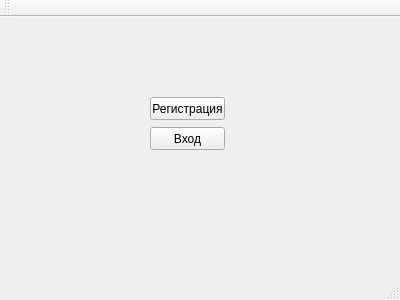
Before: the Qt Designer form enterwindow/enterwindow.ui in vladislavvasyukov/Memorigo, drawn with Qt 5.
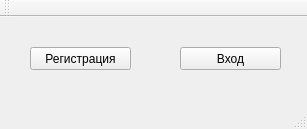
After: the same form once the commit is applied.

The edit to the form file:
```diff
--- a/enterwindow/enterwindow.ui
+++ b/enterwindow/enterwindow.ui
@@ -6,8 +6,8 @@
    <rect>
     <x>0</x>
     <y>0</y>
-    <width>400</width>
-    <height>300</height>
+    <width>307</width>
+    <height>129</height>
    </rect>
   </property>
   <property name="windowTitle">
@@ -17,9 +17,9 @@
    <widget class="QPushButton" name="registrationButon">
     <property name="geometry">
      <rect>
-      <x>150</x>
-      <y>80</y>
-      <width>75</width>
+      <x>30</x>
+      <y>30</y>
+      <width>101</width>
       <height>23</height>
      </rect>
     </property>
@@ -30,9 +30,9 @@
    <widget class="QPushButton" name="authorizationButton">
     <property name="geometry">
      <rect>
-      <x>150</x>
-      <y>110</y>
-      <width>75</width>
+      <x>180</x>
+      <y>30</y>
+      <width>101</width>
       <height>23</height>
      </rect>
     </property>
```
Left out of the diff: 4 changed lines with no effect on the pictures.
